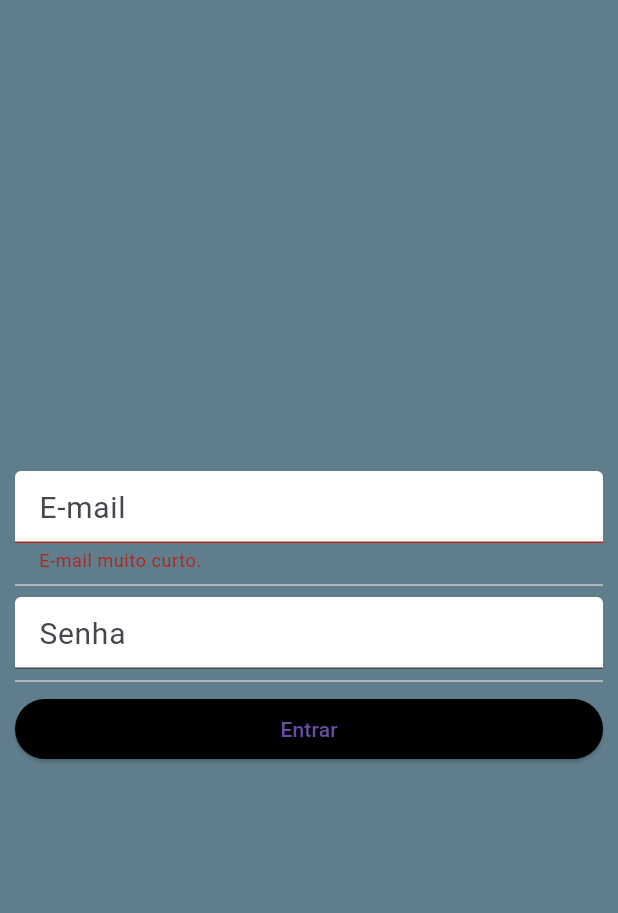
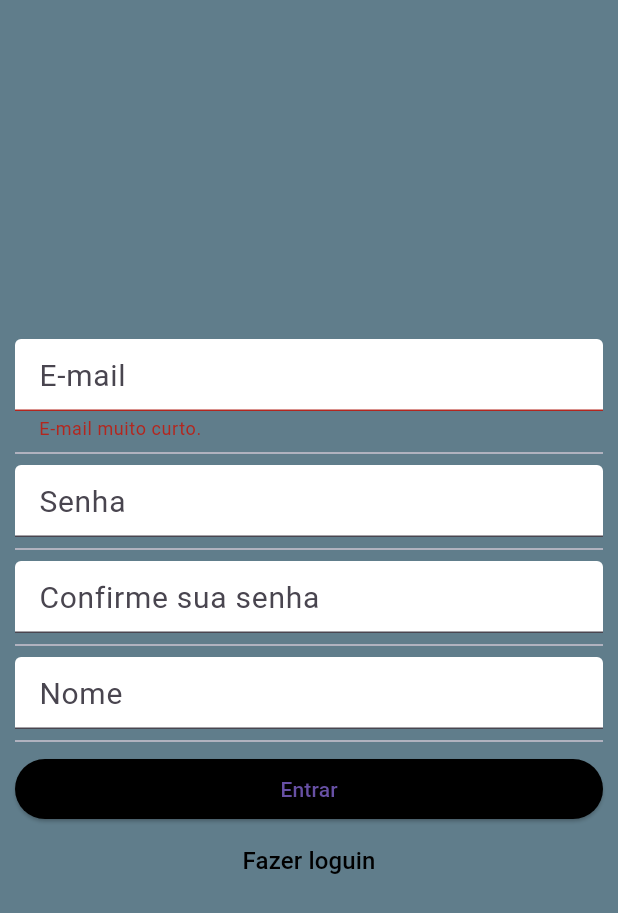
Before and after one commit to RobertoTadeuAlmeida/loja_app, a Flutter app: the screen it shows after launch, after a tap on "Entrar", on a phone screen of 412 x 824 dp. Shown: the top 913 px of the screen. Run offline on Flutter 3.47's test engine with Material 3 defaults, Android fonts, the phone set to English and light mode, and no system bars; our stand-ins replace flutter_animate, sqflite; accounts and stored records are empty; Roboto replaces fonts that are missing (MontserrartAlternates); project files that could hold a hidden picture were left out.

Commit message:
criando cadastro

```diff
--- a/lib/app/screens/loguinPage.dart
+++ b/lib/app/screens/loguinPage.dart
@@ -1,5 +1,6 @@
 import 'package:flutter/material.dart';
 import 'package:loja_app/app/models/authentcation_input_decoration.dart';
+import 'package:path/path.dart';
 
 class LoguinPage extends StatefulWidget {
   const LoguinPage({super.key});
@@ -9,6 +10,7 @@ class LoguinPage extends StatefulWidget {
 }
 
 class _LoguinPageState extends State<LoguinPage> {
+  bool criaConta = true;
 
   final _formKey = GlobalKey<FormState>();
   TextEditingController _emailController = TextEditingController();
@@ -51,10 +53,40 @@ class _LoguinPageState extends State<LoguinPage> {
                   style: new TextStyle(color: Colors.black, fontSize: 20),
                   decoration: getAuthenticationInputDecoration('Senha'),
                 ),
+                Visibility(
+                    visible: criaConta,
+                    child: Column(
+                      children: [
+                        Divider(),
+                        TextFormField(
+                            controller: _passwordController,
+                            obscureText: true,
+                            style: new TextStyle(
+                                color: Colors.black, fontSize: 20),
+                            decoration: getAuthenticationInputDecoration(
+                                'Confirme sua senha')),
+                        Divider(),
+                        TextFormField(
+                          style:
+                              new TextStyle(color: Colors.black, fontSize: 20),
+                          decoration: getAuthenticationInputDecoration('Nome'),
+                        )
+                      ],
+                    )),
                 Divider(),
-                ElevatedButton(onPressed: () {
-                  loguinPageButtonClick();
-                }, child: Text("Entrar"))
+                ElevatedButton(
+                    onPressed: () {
+                      loguinPageButtonClick();
+                    },
+                    child: Text("Entrar")),
+                TextButton(
+                    onPressed: () {
+                      setState(() {
+                        criaConta = !criaConta;
+                      });
+                    },
+                    child: Text(style:TextStyle(color: Colors.black,fontSize: 16),
+                        (!criaConta) ? "Criar conta aqui!" : "Fazer loguin"))
               ],
             ),
           ),
@@ -66,7 +98,7 @@ class _LoguinPageState extends State<LoguinPage> {
   loguinPageButtonClick() {
     if (_formKey.currentState!.validate()) {
       print("Form valido");
-    }else {
+    } else {
       print("Form invalido");
     }
   }
```
